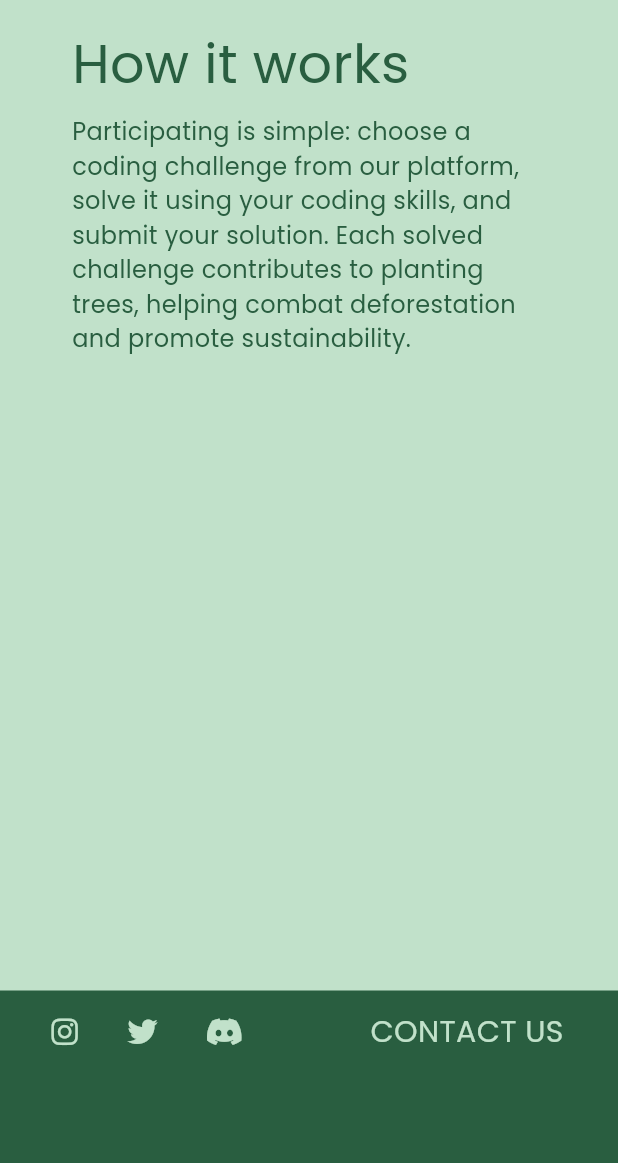
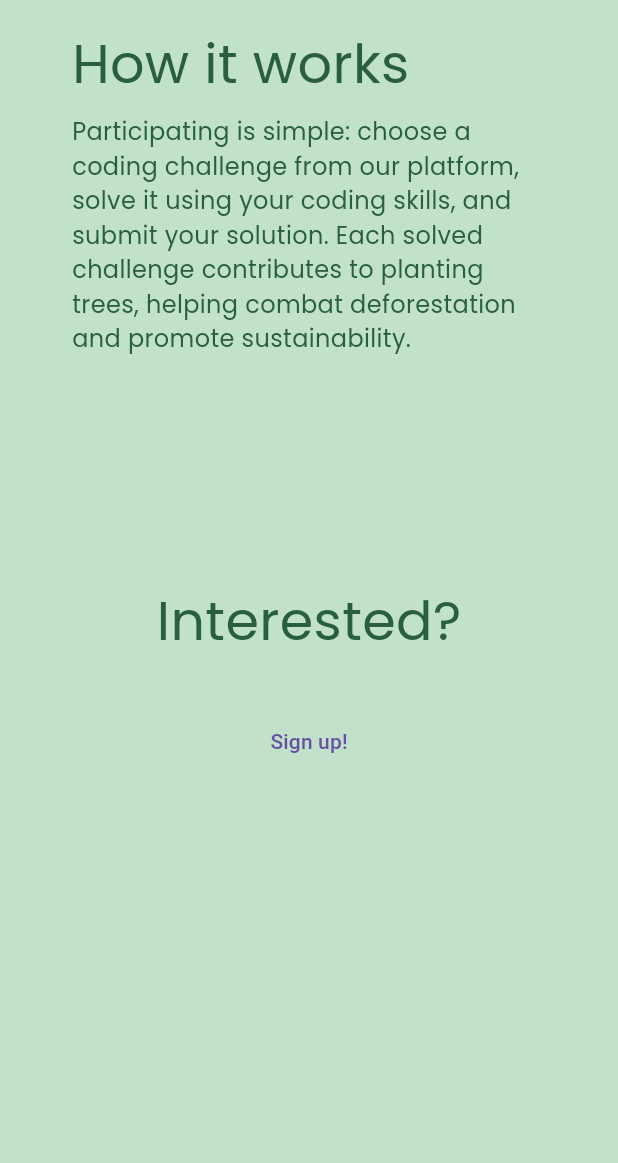
Before and after one commit to ashtondunderdale/semvera, a Flutter app: the screen it shows after launch, scrolled down 1152 dp, on a phone screen of 412 x 824 dp, the part 73-1236 px from its top. Run offline on Flutter 3.47's test engine with Material 3 defaults, Android fonts, the phone set to English and light mode, and no system bars; our stand-ins replace font_awesome_flutter, google_fonts.

Commit message:
added scroll to top logic

```diff
--- a/green/lib/views/landing_page.dart
+++ b/green/lib/views/landing_page.dart
@@ -2,6 +2,7 @@ import 'package:flutter/material.dart';
 import 'package:green/globals.dart';
 import 'package:green/widgets/landing_page/about_us.dart';
 import 'package:green/widgets/landing_page/down_arrows.dart';
+import 'package:green/widgets/landing_page/interested.dart';
 import 'package:green/widgets/landing_page/landing_information.dart';
 
 import '../services/api_service.dart';
@@ -16,6 +17,7 @@ class LandingPage extends StatelessWidget {
 
   final TextEditingController emailController = TextEditingController();
   final TextEditingController nameController = TextEditingController();
+  final ScrollController _scrollController = ScrollController();
 
   final APIService api = APIService();
 
@@ -35,6 +37,8 @@ class LandingPage extends StatelessWidget {
         ),
       ),
       body: SingleChildScrollView(
+        controller: _scrollController, // Add scroll controller here
+        physics: const AlwaysScrollableScrollPhysics(),
         scrollDirection: Axis.vertical,
         child: Column(
           children: [
@@ -90,6 +94,7 @@ class LandingPage extends StatelessWidget {
             const DownArrows(),
             const AboutUs(),
             const HowItWorks(),
+            Interested(scrollController: _scrollController),
             Container(height: 400),
             const Footer(),
           ],
--- /dev/null
+++ b/green/lib/widgets/landing_page/interested.dart
@@ -0,0 +1,46 @@
+import 'package:flutter/material.dart';
+import '../../globals.dart';
+
+class Interested extends StatelessWidget {
+  final ScrollController scrollController;
+
+  const Interested({Key? key, required this.scrollController}) : super(key: key);
+
+  @override
+  Widget build(BuildContext context) {
+    return SizedBox(
+      width: 600,
+      child: Padding(
+        padding: const EdgeInsets.only(top: 128),
+        child: Column(
+          crossAxisAlignment: CrossAxisAlignment.center,
+          children: [
+            Text(
+              "Interested?",
+              style: defaultTextStyle.copyWith(
+                fontSize: 36,
+                color: primaryTextColour,
+              ),
+            ),
+            Padding(
+              padding: const EdgeInsets.only(right: 48, top: 8),
+              child: Text(
+                "", // Add your text here
+                style: defaultTextStyle.copyWith(
+                  color: primaryTextColour,
+                  fontSize: 16,
+                ),
+              ),
+            ),
+            TextButton(
+              onPressed: () {
+                scrollController.animateTo(0, duration: const Duration(seconds: 1), curve: Curves.easeInOut);
+              },
+              child: const Text("Sign up!"),
+            )
+          ],
+        ),
+      ),
+    );
+  }
+}
```
Also changed, not shown: green/lib/widgets/landing_page/footer.dart (+30 -5 lines).
